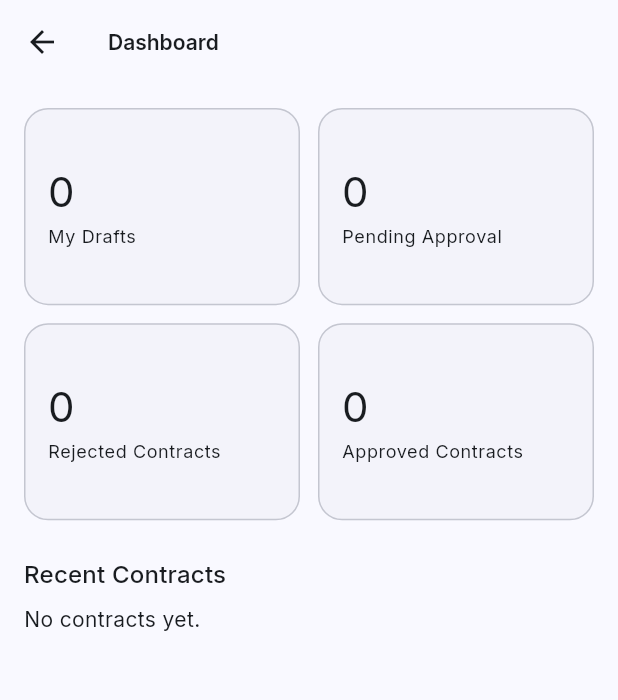
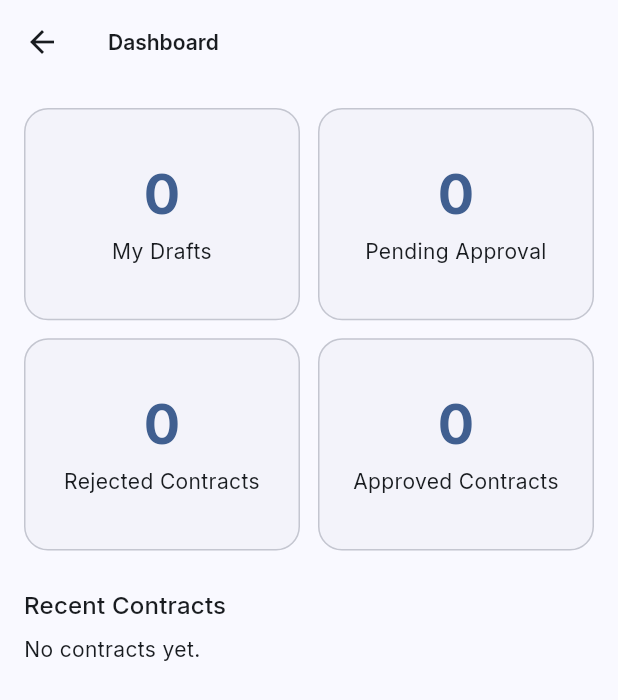
Before and after one commit to artcomrealestate-netizen/contracts, a Flutter app: the DashboardScreen screen opened directly, on a phone screen of 412 x 824 dp. Shown: the top 700 px of the screen. Run offline on Flutter 3.47's test engine with Material 3 defaults, Android fonts, the phone set to English and light mode, and no system bars; our stand-ins replace cloud_firestore, firebase_auth, firebase_core, flutter_riverpod, google_fonts, google_sign_in and 4 more; accounts and stored records are empty; statements that could not run were skipped.

Commit message:
Fix dashboard tile sizing and Google Sign-In on web
Dashboard: GridView.count(crossAxisCount: 2) sized each tile to half the
viewport width regardless of screen size — on a wide desktop window that
produced huge, mostly-empty tiles with small left-aligned content. Switched
to SliverGridDelegateWithMaxCrossAxisExtent(maxCrossAxisExtent: 220), which
naturally fits more, appropriately-sized tiles as the screen widens instead
of stretching 2 fixed columns. Centered the tile content and enlarged the
number (displaySmall, bolded, primary-colored) against a slightly smaller
label.

Google Sign-In: google_sign_in_web needs an OAuth Web client ID, supplied
via a <meta name="google-signin-client_id"> tag — web/index.html had none,
so GoogleSignIn.instance.initialize() had nothing to work with. Firebase
Console's Authentication > Sign-in method > Google page showed an empty
"Web client ID" field even after enabling the provider (a known Console
quirk); the value was instead recovered from the Android app's
google-services.json, whose embedded oauth_client entry with client_type 3
(Web) is the same auto-created client Firebase would otherwise have shown
there.

Co-Authored-By: Claude Sonnet 5 <noreply@anthropic.com>

```diff
--- a/lib/features/dashboard/presentation/dashboard_screen.dart
+++ b/lib/features/dashboard/presentation/dashboard_screen.dart
@@ -35,12 +35,14 @@ class _AdminDashboardBody extends ConsumerWidget {
     return summaryAsync.when(
       loading: () => const Center(child: CircularProgressIndicator()),
       error: (error, _) => Center(child: Text('Failed to load dashboard: $error')),
-      data: (summary) => GridView.count(
+      data: (summary) => GridView(
         padding: const EdgeInsets.all(16),
-        crossAxisCount: 2,
-        mainAxisSpacing: 12,
-        crossAxisSpacing: 12,
-        childAspectRatio: 1.4,
+        gridDelegate: const SliverGridDelegateWithMaxCrossAxisExtent(
+          maxCrossAxisExtent: 220,
+          mainAxisSpacing: 12,
+          crossAxisSpacing: 12,
+          childAspectRatio: 1.3,
+        ),
         children: [
           _DashboardTile(key: const Key('tile_pendingApprovals'), label: 'Pending Approvals', value: summary.pendingApprovals),
           _DashboardTile(key: const Key('tile_rejectedContracts'), label: 'Rejected Contracts', value: summary.rejectedContracts),
@@ -69,13 +71,15 @@ class _EmployeeDashboardBody extends ConsumerWidget {
       data: (summary) => ListView(
         padding: const EdgeInsets.all(16),
         children: [
-          GridView.count(
+          GridView(
             shrinkWrap: true,
             physics: const NeverScrollableScrollPhysics(),
-            crossAxisCount: 2,
-            mainAxisSpacing: 12,
-            crossAxisSpacing: 12,
-            childAspectRatio: 1.4,
+            gridDelegate: const SliverGridDelegateWithMaxCrossAxisExtent(
+              maxCrossAxisExtent: 220,
+              mainAxisSpacing: 12,
+              crossAxisSpacing: 12,
+              childAspectRatio: 1.3,
+            ),
             children: [
               _DashboardTile(key: const Key('tile_myDrafts'), label: 'My Drafts', value: summary.myDrafts),
               _DashboardTile(key: const Key('tile_pendingApproval'), label: 'Pending Approval', value: summary.pendingApproval),
@@ -127,14 +131,25 @@ class _DashboardTile extends StatelessWidget {
   Widget build(BuildContext context) {
     return Card(
       child: Padding(
-        padding: const EdgeInsets.all(16),
+        padding: const EdgeInsets.all(12),
         child: Column(
           mainAxisAlignment: MainAxisAlignment.center,
-          crossAxisAlignment: CrossAxisAlignment.start,
+          crossAxisAlignment: CrossAxisAlignment.center,
           children: [
-            Text('$value', style: Theme.of(context).textTheme.headlineMedium),
-            const SizedBox(height: 4),
-            Text(label, style: Theme.of(context).textTheme.bodySmall),
+            Text(
+              '$value',
+              textAlign: TextAlign.center,
+              style: Theme.of(context)
+                  .textTheme
+                  .displaySmall
+                  ?.copyWith(fontWeight: FontWeight.w700, color: Theme.of(context).colorScheme.primary),
+            ),
+            const SizedBox(height: 6),
+            Text(
+              label,
+              textAlign: TextAlign.center,
+              style: Theme.of(context).textTheme.bodyMedium,
+            ),
           ],
         ),
       ),
```
Also changed, not shown: 1 other file.
